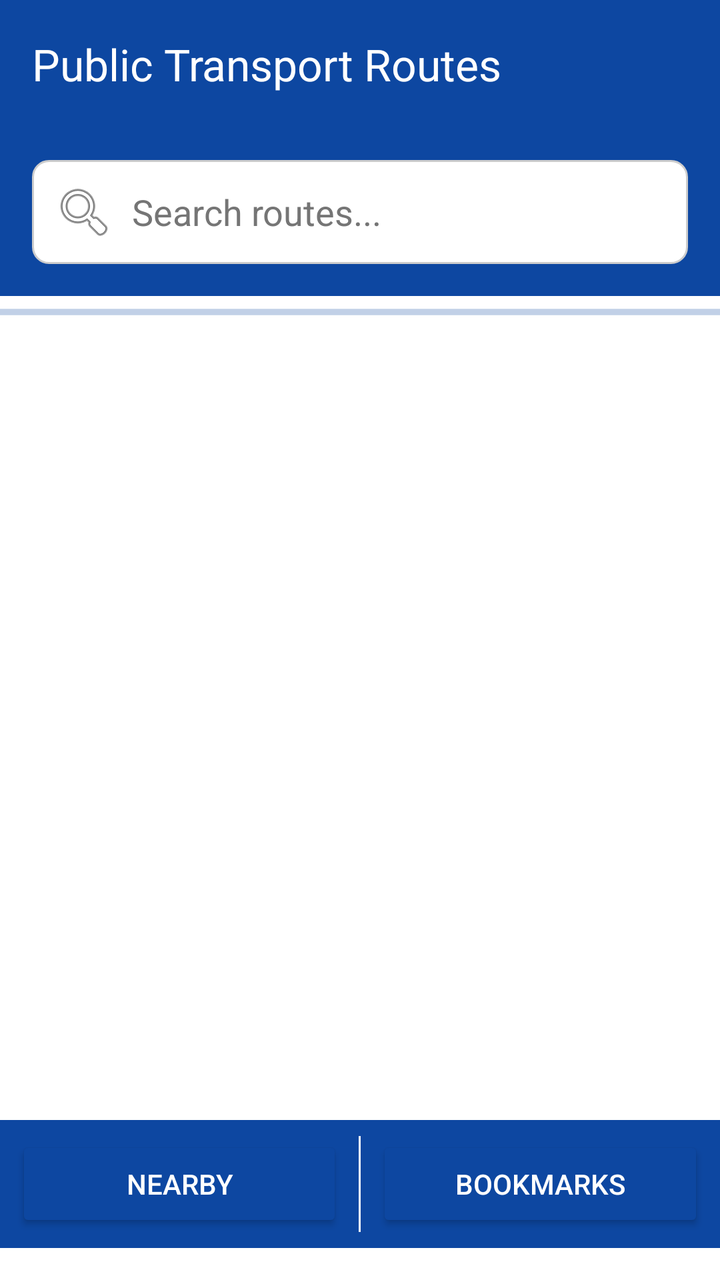
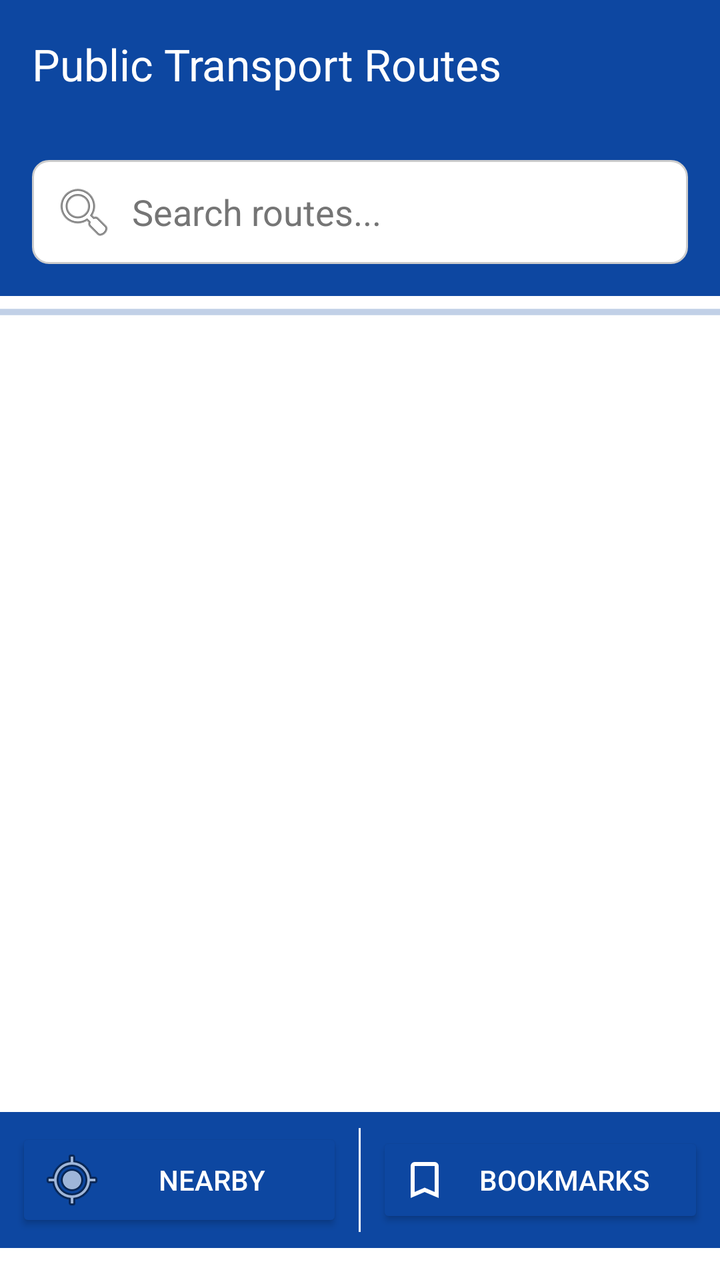

Screens rendered from an Android XML layout before and after an edit, with the pre-edit source and the edit as a unified diff.
<!-- AndroidManifest.xml: application theme Theme.TransportApp -->
<!-- res/layout/activity_main.xml -->
<?xml version="1.0" encoding="utf-8"?>
<androidx.appcompat.widget.LinearLayoutCompat xmlns:android="http://schemas.android.com/apk/res/android"
    xmlns:app="http://schemas.android.com/apk/res-auto"
    xmlns:tools="http://schemas.android.com/tools"
    android:layout_width="match_parent"
    android:layout_height="match_parent"
    android:background="#FFFFFF"
    android:orientation="vertical"
    android:paddingBottom="16dp"
    tools:context=".MainActivity">

    <com.google.android.material.appbar.AppBarLayout
        android:layout_width="match_parent"
        android:layout_height="wrap_content"
        android:fitsSystemWindows="true">

        <com.google.android.material.appbar.MaterialToolbar
            android:id="@+id/toolbar"
            android:layout_width="match_parent"
            android:layout_height="?attr/actionBarSize"
            android:background="#0D47A1"
            app:title="Public Transport Routes"
            app:titleTextColor="@android:color/white" />

    </com.google.android.material.appbar.AppBarLayout>

    <androidx.appcompat.widget.LinearLayoutCompat
        android:id="@+id/top_bar"
        android:layout_width="match_parent"
        android:layout_height="wrap_content"
        android:background="#0D47A1"
        android:orientation="vertical"
        android:paddingStart="16dp"
        android:paddingEnd="16dp"
        android:paddingBottom="16dp">

        <androidx.appcompat.widget.AppCompatEditText
            android:id="@+id/search_bar"
            android:layout_width="match_parent"
            android:layout_height="wrap_content"
            android:layout_marginTop="16dp"
            android:background="@drawable/search_background"
            android:clickable="true"
            android:drawableStart="@android:drawable/ic_menu_search"
            android:drawablePadding="8dp"
            android:focusable="false"
            android:hint="Search routes..."
            android:padding="10dp"
            android:textColor="#000000"
            android:textColorHint="#757575" />
    </androidx.appcompat.widget.LinearLayoutCompat>

    <ProgressBar
        android:id="@+id/progressBar"
        style="?android:attr/progressBarStyleHorizontal"
        android:layout_width="match_parent"
        android:layout_height="wrap_content"
        android:indeterminate="true"
        android:indeterminateTint="#0D47A1" />


    <androidx.recyclerview.widget.RecyclerView
        android:id="@+id/route_list"
        android:layout_width="match_parent"
        android:layout_height="0dp"
        android:layout_weight="1"
        android:layout_marginStart="8dp"
        android:layout_marginEnd="8dp"
        app:layoutManager="androidx.recyclerview.widget.LinearLayoutManager"
        tools:listitem="@layout/bus_item" />

    <androidx.appcompat.widget.LinearLayoutCompat
        android:id="@+id/bottom_navigation"
        android:layout_width="match_parent"
        android:layout_height="wrap_content"
        android:background="#0D47A1"
        android:orientation="horizontal"
        android:padding="8dp">

        <androidx.appcompat.widget.AppCompatButton
            android:id="@+id/nearby_button"
            android:layout_width="0dp"
            android:layout_height="wrap_content"
            android:layout_weight="1"
            android:backgroundTint="#0D47A1"
            android:text="Nearby"
            android:textColor="#FFFFFF" />

        <View
            android:layout_width="1dp"
            android:layout_height="match_parent"
            android:layout_marginStart="8dp"
            android:layout_marginEnd="8dp"
            android:background="#FFFFFF" />

        <androidx.appcompat.widget.AppCompatButton
            android:id="@+id/bookmark_button"
            android:layout_width="0dp"
            android:layout_height="wrap_content"
            android:layout_weight="1"
            android:backgroundTint="#0D47A1"
            android:text="Bookmarks"
            android:textColor="#FFFFFF" />
    </androidx.appcompat.widget.LinearLayoutCompat>

</androidx.appcompat.widget.LinearLayoutCompat>
<!-- res/layout/bus_item.xml (included above) -->
<?xml version="1.0" encoding="utf-8"?>
<LinearLayout xmlns:android="http://schemas.android.com/apk/res/android"
    android:layout_width="match_parent"
    android:layout_height="wrap_content"
    android:orientation="vertical"
    android:padding="16dp"
    android:background="#FFFFFF">

    <LinearLayout
        android:layout_width="match_parent"
        android:layout_height="wrap_content"
        android:orientation="horizontal">

        <TextView
            android:id="@+id/tvNumber"
            android:layout_width="0dp"
            android:layout_height="wrap_content"
            android:layout_weight="1"
            android:text="Bus Number"
            android:textSize="18sp"
            android:textStyle="bold" />

        <ImageButton
            android:id="@+id/btnBookmark"
            android:layout_width="wrap_content"
            android:layout_height="wrap_content"
            android:layout_gravity="center_vertical"
            android:background="?attr/selectableItemBackgroundBorderless"
            android:src="@drawable/ic_bookmark_outline"
            android:contentDescription="Bookmark" />
    </LinearLayout>

    <TextView
        android:id="@+id/tvRouteName"
        android:layout_width="match_parent"
        android:layout_height="wrap_content"
        android:layout_marginTop="4dp"
        android:text="Route Name" />

    <TextView
        android:id="@+id/tvStops"
        android:layout_width="match_parent"
        android:layout_height="wrap_content"
        android:layout_marginTop="4dp"
        android:ellipsize="end"
        android:maxLines="1"
        android:text="Bus Stop" />

</LinearLayout>
<!-- resources referenced by this layout -->
<resources>
  <!-- drawable ic_bookmark_outline (drawable) -->
  <?xml version="1.0" encoding="utf-8"?>
  <vector xmlns:android="http://schemas.android.com/apk/res/android"
      android:width="24dp"
      android:height="24dp"
      android:viewportWidth="24"
      android:viewportHeight="24">
      <path
          android:fillColor="#000000"
          android:pathData="M17,3H7A2,2 0 0,0 5,5V21L12,18L19,21V5A2,2 0 0,0 17,3M17,18L12,15.82L7,18V5H17V18Z"/>
  </vector>
  <!-- drawable search_background (drawable) -->
  <?xml version="1.0" encoding="utf-8"?>
  <shape xmlns:android="http://schemas.android.com/apk/res/android">
      <solid android:color="#FFFFFF"/>
      <corners android:radius="8dp"/>
      <stroke
          android:width="1dp"
          android:color="#CCCCCC"/>
  </shape>
  <style name="Theme.TransportApp" parent="Base.Theme.TransportApp" />
  <style name="Base.Theme.TransportApp" parent="Theme.Material3.DayNight.NoActionBar">
          
      </style>
</resources>

<!-- the commit's change to res/layout/activity_main.xml (unified diff, before → after) -->
@@ -84,7 +84,8 @@
             android:layout_weight="1"
             android:backgroundTint="#0D47A1"
             android:text="Nearby"
-            android:textColor="#FFFFFF" />
+            android:textColor="#FFFFFF"
+            android:drawableStart="@android:drawable/ic_menu_mylocation"/>
 
         <View
             android:layout_width="1dp"
@@ -100,7 +101,8 @@
             android:layout_weight="1"
             android:backgroundTint="#0D47A1"
             android:text="Bookmarks"
-            android:textColor="#FFFFFF" />
+            android:textColor="#FFFFFF"
+            android:drawableStart="@drawable/ic_bookmark_outline"/>
     </androidx.appcompat.widget.LinearLayoutCompat>
 
 </androidx.appcompat.widget.LinearLayoutCompat>
<!-- resource entries referenced after the edit -->
@@ -8,7 +8,7 @@
       android:viewportWidth="24"
       android:viewportHeight="24">
       <path
-          android:fillColor="#000000"
+          android:fillColor="#FFFFFF"
           android:pathData="M17,3H7A2,2 0 0,0 5,5V21L12,18L19,21V5A2,2 0 0,0 17,3M17,18L12,15.82L7,18V5H17V18Z"/>
   </vector>
   <!-- drawable search_background (drawable) -->
